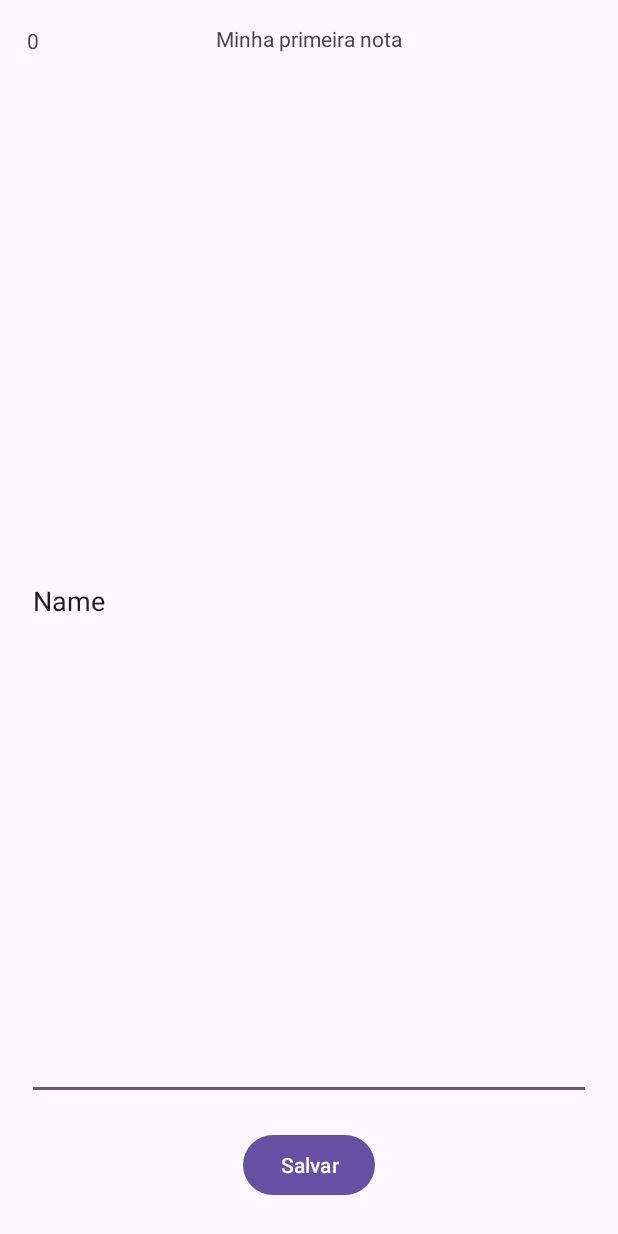
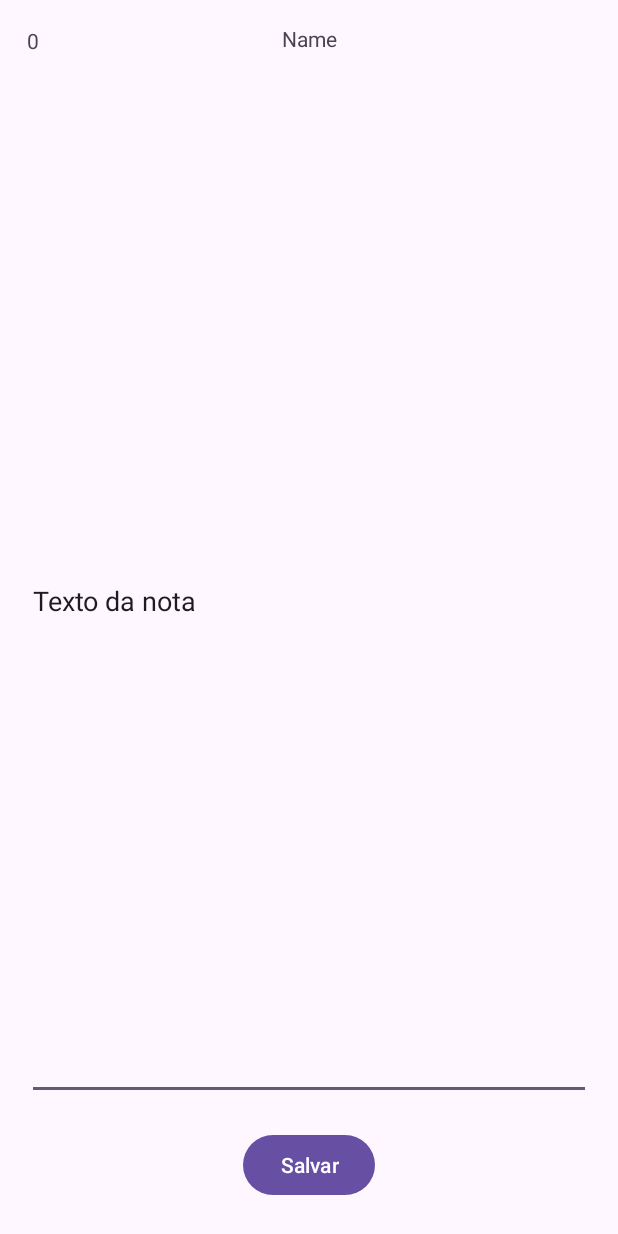
Before and after one commit to Arthur-Pereira-5019/Mobile-Programming-Class-Activities, an Android app: the screen it shows after launch (Dado), after a tap on "Name", on a phone screen of 412 x 824 dp. Run offline under Robolectric (Android 15) with nearby library versions, the phone set to English and light mode, and no system bars; 1 other tap on this screen came first.

Commit message:
Made the text update work

```diff
--- a/app/src/main/java/com/example/app/Dado.java
+++ b/app/src/main/java/com/example/app/Dado.java
@@ -4,8 +4,10 @@ import android.content.ContentValues;
 import android.content.Intent;
 import android.database.sqlite.SQLiteDatabase;
 import android.os.Bundle;
+import android.util.Log;
 import android.widget.Button;
 import android.widget.TextView;
+import android.widget.Toast;
 
 import androidx.activity.EdgeToEdge;
 import androidx.appcompat.app.AppCompatActivity;
@@ -44,8 +46,10 @@ public class Dado extends AppCompatActivity {
         id.setText(idB.toString());
 
         db = openOrCreateDatabase("db", MODE_PRIVATE, null);
-        cv.put("titulo", tituloA);
-        cv.put("texto", textoA);
-        save.setOnClickListener(b -> {db.update("notas", cv, "id", new String[]{idB.toString()});});
+        save.setOnClickListener(b -> {
+            cv.put("texto", texto.getText().toString());
+            db.update("notas", cv, "titulo = ?", new String[]{tituloA});
+            db.close();
+        });
     }
 }
--- a/app/src/main/java/com/example/app/MainActivity.java
+++ b/app/src/main/java/com/example/app/MainActivity.java
@@ -52,8 +52,8 @@ public class MainActivity extends AppCompatActivity {
         b.setOnClickListener(v -> {
             EditText editText = findViewById(R.id.name);
             String texto = editText.getText().toString();
-            cv.put("titulo", "Minha primeira nota");
-            cv.put("texto", texto);
+            cv.put("texto", "Texto da nota");
+            cv.put("titulo", texto);
             db.insert("notas",null, cv);
             carregarListagem();
             //Toast.makeText("Nota salva com sucesso!", Toast.LENGTH_SHORT).show();
@@ -61,13 +61,14 @@ public class MainActivity extends AppCompatActivity {
         listView.setOnItemClickListener((parent, view, position, id) -> {
             Intent intent = new Intent(this, Dado.class);
 
-            Cursor cursor = db.rawQuery("SELECT * FROM notas where texto = \""+parent.getItemAtPosition(position)+"\"", null);
+            System.out.print(position);
+            Cursor cursor = db.rawQuery("SELECT * FROM notas where titulo = \""+parent.getItemAtPosition(position)+"\"", null);
             cursor.moveToFirst();
 
             Bundle bundle = new Bundle();
             bundle.putString("titulo",cursor.getString(cursor.getColumnIndex("titulo" + "")));
             bundle.putString("texto",cursor.getString(cursor.getColumnIndex("texto" + "")));
-            bundle.putLong("id",id);
+
             intent.putExtras(bundle);
 
             startActivity(intent);
@@ -82,7 +83,7 @@ public class MainActivity extends AppCompatActivity {
         cursor.moveToFirst();
 
         while(!cursor.isAfterLast()) {
-            @SuppressLint("Range") String titulo = cursor.getString(cursor.getColumnIndex("texto" +
+            @SuppressLint("Range") String titulo = cursor.getString(cursor.getColumnIndex("titulo" +
                     ""));
             titulos.add(titulo);
             cursor.moveToNext();
```
